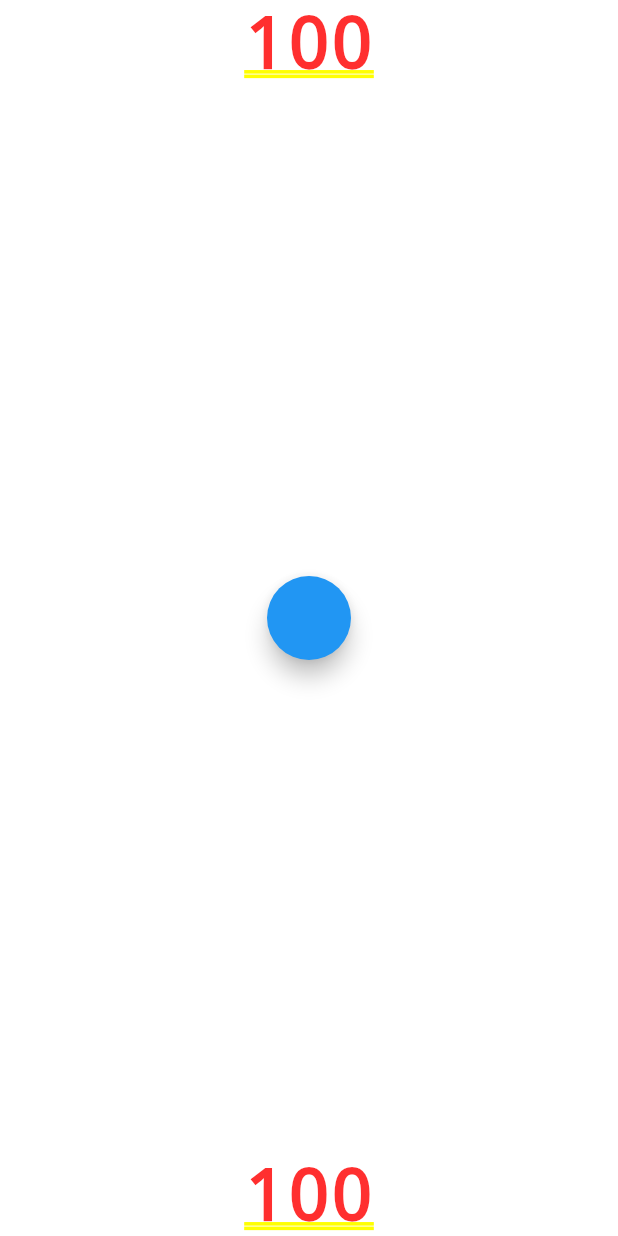
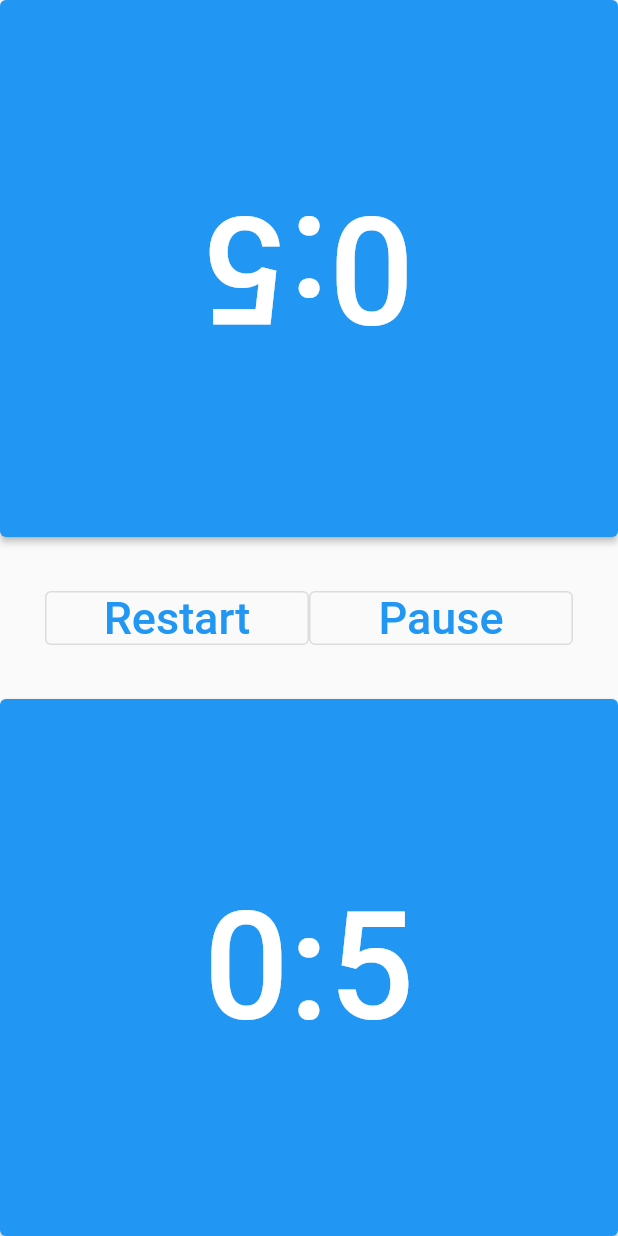
Before and after one commit to Hvassaa/chess_timer, a Flutter app: the screen it shows after launch, on a phone screen of 412 x 824 dp. Run offline on Flutter 3.47's test engine with Material 2 defaults, Android fonts, the phone set to English and light mode, and no system bars.

Commit message:
lotsa progress, fundamentals done?

```diff
--- a/lib/main.dart
+++ b/lib/main.dart
@@ -9,7 +9,10 @@ class Main extends StatelessWidget {
   Widget build(BuildContext context) {
     return MaterialApp(
       title: 'Chess Timer',
-      home: ChessTimer(),
+      // home: ChessTimer(),
+      home: Scaffold(
+        body: ChessTimer(),
+      ),
     );
   }
 }
@@ -20,27 +23,133 @@ class ChessTimer extends StatefulWidget {
 }
 
 class _ChessTimerState extends State<ChessTimer> {
-  CountdownUnit c1 = CountdownUnit();
-  CountdownUnit c2 = CountdownUnit();
+  // the counters, responsible for time keeping and the associated text
+  CountdownUnit counter1;
+  CountdownUnit counter2;
+  // The "containers", which should draw buttons
+  var container1;
+  var container2;
+  var activedContainer1;
+  var activedContainer2;
+  var deactivedContainer1;
+  var deactivedContainer2;
+
+  @override
+  initState() {
+    super.initState();
+    counter1 = CountdownUnit();
+    counter2 = CountdownUnit();
+
+    // functions for pressing the clock-buttons
+    // starts the opponents clock, and stops yours
+    var f1 = () {
+      // Dont do anything if time expired
+      var hasEnded = counter1.getSeconds() == 0 || counter2.getSeconds() == 0;
+      if (hasEnded) {
+        counter1.stop();
+        counter2.stop();
+      } else {
+        counter1.stop();
+        counter2.start();
+        setState(() {
+          container1 = deactivedContainer1;
+          container2 = activedContainer2;
+        });
+      }
+    };
+    var f2 = () {
+      // Dont do anything if time expired
+      var hasEnded = counter1.getSeconds() == 0 || counter2.getSeconds() == 0;
+      if (hasEnded) {
+        counter1.stop();
+        counter2.stop();
+      } else {
+        counter2.stop();
+        counter1.start();
+        setState(() {
+          container2 = deactivedContainer2;
+          container1 = activedContainer1;
+        });
+      }
+    };
+
+    // the widget representing an "active" button; it's your turn
+    activedContainer1 = Expanded(
+      child: RotatedBox(
+        quarterTurns: 2,
+        child:
+            ElevatedButton(onPressed: f1, onLongPress: null, child: counter1),
+      ),
+    );
+    activedContainer2 = Expanded(
+      child: ElevatedButton(onPressed: f2, onLongPress: null, child: counter2),
+    );
+
+    // the widget representing a "deactivated" button; it's the opponent's turn
+    deactivedContainer1 = Expanded(
+      child: RotatedBox(
+        quarterTurns: 2,
+        child:
+            ElevatedButton(onPressed: null, onLongPress: null, child: counter1),
+      ),
+    );
+    deactivedContainer2 = Expanded(
+      child:
+          ElevatedButton(onPressed: null, onLongPress: null, child: counter2),
+    );
+
+    // initially both are active
+    container1 = activedContainer1;
+    container2 = activedContainer2;
+  }
 
   @override
   Widget build(BuildContext context) {
-    // time1seconds = time1millis ~/ 1000; // millis / 1000 = seconds
     return Column(
       mainAxisAlignment: MainAxisAlignment.spaceBetween,
-      crossAxisAlignment: CrossAxisAlignment.center,
+      crossAxisAlignment: CrossAxisAlignment.stretch,
       children: <Widget>[
-        RotatedBox(
-          quarterTurns: 0,
-          // child: Text("$time1seconds")), // quarterTurns should be 2
-          child: c1,
-        ), // quarterTurns should be 2
-        FloatingActionButton(onPressed: () {
-          c1.start();
-        }),
-        c2,
+        container1,
+        Padding(
+          padding: EdgeInsets.all(30.0),
+          child: Row(
+            mainAxisAlignment: MainAxisAlignment.spaceEvenly,
+            children: [
+              Expanded(
+                child: OutlinedButton(
+                  onPressed: () {
+                    pause();
+                    counter1.reset();
+                    counter2.reset();
+                  },
+                  child: Text(
+                    "Restart",
+                    style: TextStyle(fontSize: 30),
+                  ),
+                ),
+              ),
+              Expanded(
+                  child: OutlinedButton(
+                      onPressed: pause,
+                      child: Text(
+                        "Pause",
+                        style: TextStyle(fontSize: 30),
+                      ))),
+            ],
+          ),
+        ),
+        container2,
       ],
     );
+  }
+
+  void pause() {
+    counter1.stop();
+    counter2.stop();
+    setState(() {
+      container1 = activedContainer1;
+      container2 = activedContainer2;
+    });
   }
 }
 
@@ -49,6 +158,10 @@ class CountdownUnit extends StatefulWidget {
   @override
   _CountdownUnitState createState() => c;
 
+  void reset() {
+    c.reset();
+  }
+
   void start() {
     c.start();
   }
@@ -56,9 +169,14 @@ class CountdownUnit extends StatefulWidget {
   void stop() {
     c.stop();
   }
+
+  int getSeconds() {
+    return c.getSeconds();
+  }
 }
 
 class _CountdownUnitState extends State<CountdownUnit> {
+  int originalSeconds;
   int millis;
   int seconds;
   Timer timer;
@@ -66,13 +184,27 @@ class _CountdownUnitState extends State<CountdownUnit> {
   @override
   void initState() {
     super.initState();
-    seconds = 100;
-    millis = seconds * 1000;
+    originalSeconds = 5;
+    reset();
+  }
+
+  void reset() {
+    seconds = originalSeconds;
+    millis = originalSeconds * 1000;
+    setStateWrapper(seconds);
   }
 
   @override
   Widget build(BuildContext context) {
-    return Text("$seconds");
+    // the idea here is to make the fontSize some decent size, and scale it down if needed
+    return FittedBox(
+      fit: BoxFit.fitHeight,
+      child: Text(
+        secsToMins(seconds),
+        // this seem like a fitting max size
+        style: TextStyle(fontSize: 100),
+      ),
+    );
   }
 
   void start() {
@@ -89,11 +221,17 @@ class _CountdownUnitState extends State<CountdownUnit> {
   }
 
   void decrementClock(Timer timer) {
-    //subtract 0.1 second from millis
-    millis -= 100;
-    // if a whole second has passed, decremnt seconds and set state
-    if (millis % 1000 == 0) {
-      setState(() => seconds -= 1);
+    bool moreTime = seconds > 0;
+    if (moreTime) {
+      //subtract 0.1 second from millis
+      millis -= 100;
+      // if a whole second has passed, decremnt seconds and set state
+      if (millis % 1000 == 0) {
+        // perform callback when reaching 0 secs
+        setStateWrapper(seconds -= 1);
+      }
+    } else {
+      timer.cancel();
     }
   }
 
@@ -105,4 +243,18 @@ class _CountdownUnitState extends State<CountdownUnit> {
       timer = null;
     }
   }
+
+  String secsToMins(int secs) {
+    int mins = secs ~/ 60;
+    int newSecs = secs % 60;
+    return "$mins:$newSecs";
+  }
+
+  void setStateWrapper(int secs) {
+    setState(() => secsToMins(secs));
+  }
+
+  int getSeconds() {
+    return seconds;
+  }
 }
```
